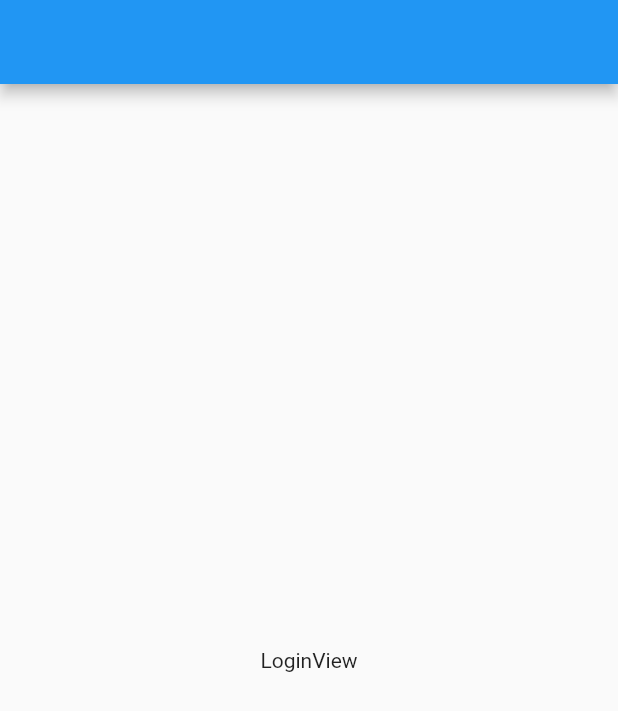
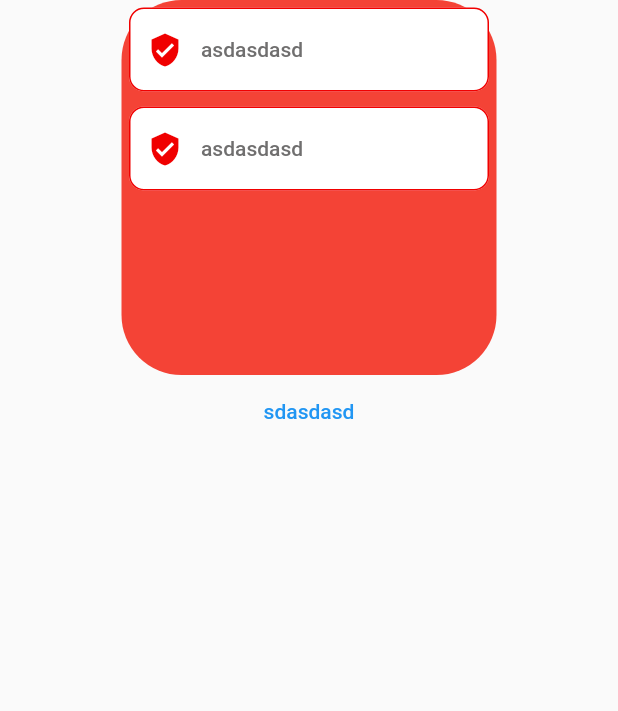
Before and after one commit to msaadev/login_ui, a Flutter app: the screen it shows after launch, on a phone screen of 412 x 824 dp. Shown: the top 711 px of the screen. Run offline on Flutter 3.47's test engine with Material 2 defaults, Android fonts, the phone set to English and light mode, and no system bars; our stand-ins replace flutter_mobx, mobx; generated files the repository leaves out were written again.

Commit message:
still working on it !

```diff
--- /dev/null
+++ b/lib/core/components/input/login_input.dart
@@ -0,0 +1,65 @@
+import 'package:flutter/material.dart';
+import 'package:login_ui/core/constants/app_constats.dart';
+import 'package:login_ui/core/extensions/context_extensions.dart';
+import 'package:login_ui/core/extensions/num_extensions.dart';
+
+class LoginInput extends StatelessWidget {
+  final String? hint;
+  final TextEditingController? controller;
+  final IconData? icon;
+  final bool obscure;
+  final TextInputType type;
+  final Function()? onEditingComplete;
+  final String? Function(String? text)? validator;
+
+  const LoginInput(
+      {Key? key,
+      this.hint,
+      this.controller,
+      this.icon,
+      this.obscure = false,
+      this.onEditingComplete,
+      this.validator, this.type = TextInputType.text})
+      : super(key: key);
+
+  @override
+  Widget build(BuildContext context) {
+
+    return Container(
+      margin:EdgeInsets.all(5),
+      child: TextFormField(
+        validator: validator,
+        onEditingComplete:
+            onEditingComplete ?? () => FocusScope.of(context).nextFocus(),
+        obscureText: obscure,
+        controller: controller,
+        style: context.textTheme.bodyText1!.copyWith(
+          color: AppConstants.PRIMARY_COLOR,
+        ),
+        decoration: InputDecoration(
+          errorStyle: context.textTheme.bodyText1!
+              .copyWith(color: Colors.grey, fontSize: 10),
+          prefixIcon: Icon(
+            icon ?? Icons.verified_user,
+            color: AppConstants.PRIMARY_COLOR,
+          ),
+          hintText: hint,
+          hintStyle: context.textTheme.bodyText1!.copyWith(
+            color: AppConstants.DOVE_GRAY,
+          ),
+          filled: true,
+          fillColor: Colors.white,
+          enabledBorder: buildBorder,
+          border: buildBorder,
+          errorBorder: buildBorder,
+          focusedBorder: buildBorder,
+          disabledBorder: buildBorder,
+          focusedErrorBorder: buildBorder,
+        ),
+      ),
+    );
+  }
+  OutlineInputBorder get buildBorder => OutlineInputBorder(
+      borderRadius: 0.radius10,
+      borderSide: BorderSide(color: AppConstants.PRIMARY_COLOR, width: 1));
+}
--- /dev/null
+++ b/lib/core/constants/app_constats.dart
@@ -0,0 +1,22 @@
+import 'package:flutter/material.dart';
+class AppConstants {
+  static const BACKGROUND_COLOR = Color(0xffF6F5F3);
+  static const PRIMARY_COLOR = Color(0xFFf00000);
+  static const DOVE_GRAY = Color(0xff706F6F);
+  static const PAMPAS = Color(0xffF6F5F3);
+  static const ALUMNINUM = Color(0xffA2A4AB);
+  static const SAIL = Color(0xffA2E1F4);
+
+
+
+  static String? validator(String? value, {int len = 4, String message = '*'}) {
+    if (value!.length < len) {
+      return message;
+    } else {
+      return null;
+    }
+  }
+
+
+
+}
--- a/lib/view/login/login_view.dart
+++ b/lib/view/login/login_view.dart
@@ -1,11 +1,86 @@
 import 'package:flutter/material.dart';
+import 'package:flutter_mobx/flutter_mobx.dart';
+import 'package:login_ui/core/components/input/login_input.dart';
+import 'package:login_ui/core/extensions/num_extensions.dart';
+import 'package:login_ui/view/login/login_viewmodel.dart';
+import 'package:login_ui/view/signup/signup_view.dart';
 
-class LoginView extends StatelessWidget {
+class LoginView extends StatefulWidget {
+  @override
+  _LoginViewState createState() => _LoginViewState();
+}
+
+class _LoginViewState extends State<LoginView> {
+  final LoginViewModel loginViewModel = LoginViewModel();
+
   @override
   Widget build(BuildContext context) {
     return Scaffold(
-      appBar: AppBar(),
-      body: Center(child: Text('LoginView')),
+      body: SafeArea(
+        child: Container(
+            alignment: Alignment.center,
+            child: Column(
+              children: [
+                Hero(
+                  tag: 'hero',
+                  child: Observer(
+                    builder: (_) {
+                    return AnimatedContainer(
+                      duration: 5.secondDuration,
+                      width: 250,
+                      height: 250,
+                      decoration: BoxDecoration(
+                        color: Colors.red,
+                        borderRadius: 0.radius50,
+                      ),
+                      child: Wrap(
+                        children: loginViewModel.widgetList,
+                      ),
+                    );
+                  }),
+                ),
+                TextButton(
+                    onPressed: () {
+                      loginViewModel.addItem(LoginInput(
+                        hint: 'asdasdasd',
+                      ));
+                      // Navigator.push(context,
+                      //     MaterialPageRoute(builder: (_) => SignupView()));
+                    },
+                    child: Text('sdasdasd'))
+              ],
+            )),
+      ),
     );
   }
+
+  Column get buildFirst => Column(
+        mainAxisAlignment: MainAxisAlignment.center,
+        children: [
+          LoginInput(
+            hint: 'asdasdasd',
+          ),
+          LoginInput(
+            hint: 'asdasdasd',
+          )
+        ],
+      );
+
+  Column get buildSecond => Column(
+        mainAxisAlignment: MainAxisAlignment.center,
+        children: [
+          LoginInput(
+            hint: 'asdasdasd',
+          ),
+          LoginInput(
+            hint: 'asdasdasd',
+          ),
+          LoginInput(
+            hint: 'asdasdasd',
+          ),
+          LoginInput(
+            hint: 'asdasdasd',
+          ),
+        ],
+      );
 }
--- a/pubspec.yaml
+++ b/pubspec.yaml
@@ -26,6 +26,7 @@ dependencies:
   build_runner: ^2.0.6
   cupertino_icons: ^1.0.2
   flutter_mobx: ^2.0.0
+  font_awesome_flutter: ^9.1.0
   mobx: ^2.0.1
   mobx_codegen: ^2.0.1+3
 
```
Also changed, not shown: lib/core/extensions/context_extensions.dart (added, +61 -0 lines), lib/core/extensions/num_extensions.dart (added, +49 -0 lines), lib/view/login/login_viewmodel.dart (+15 -0 lines), lib/view/signup/signup_view.dart (+41 -2 lines), pubspec.lock.
